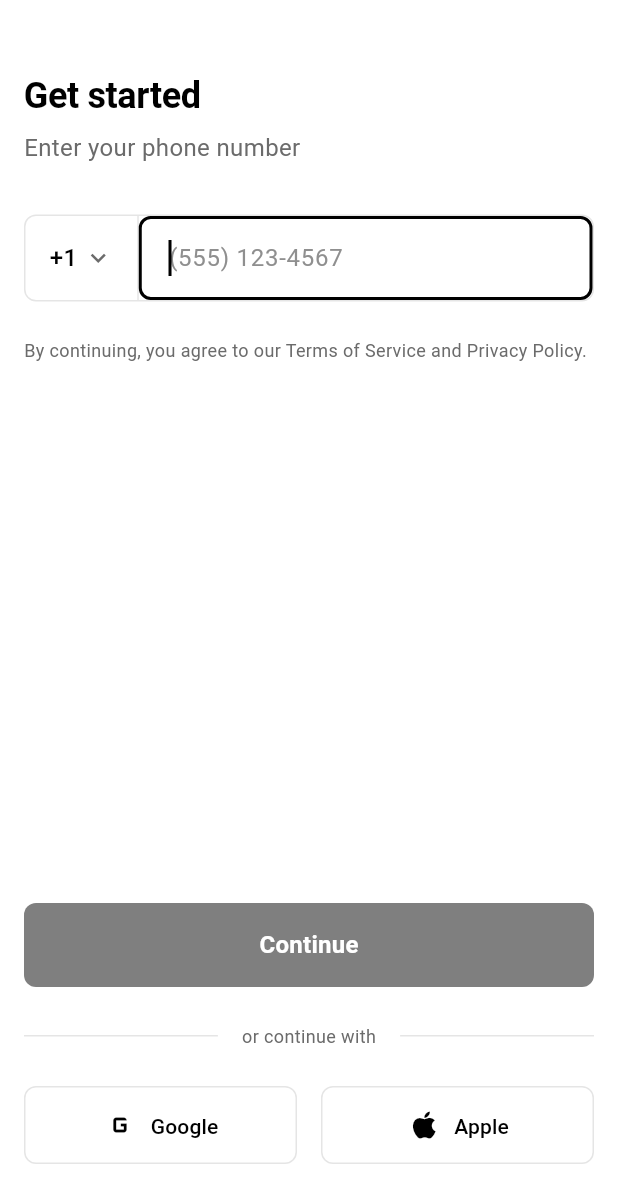
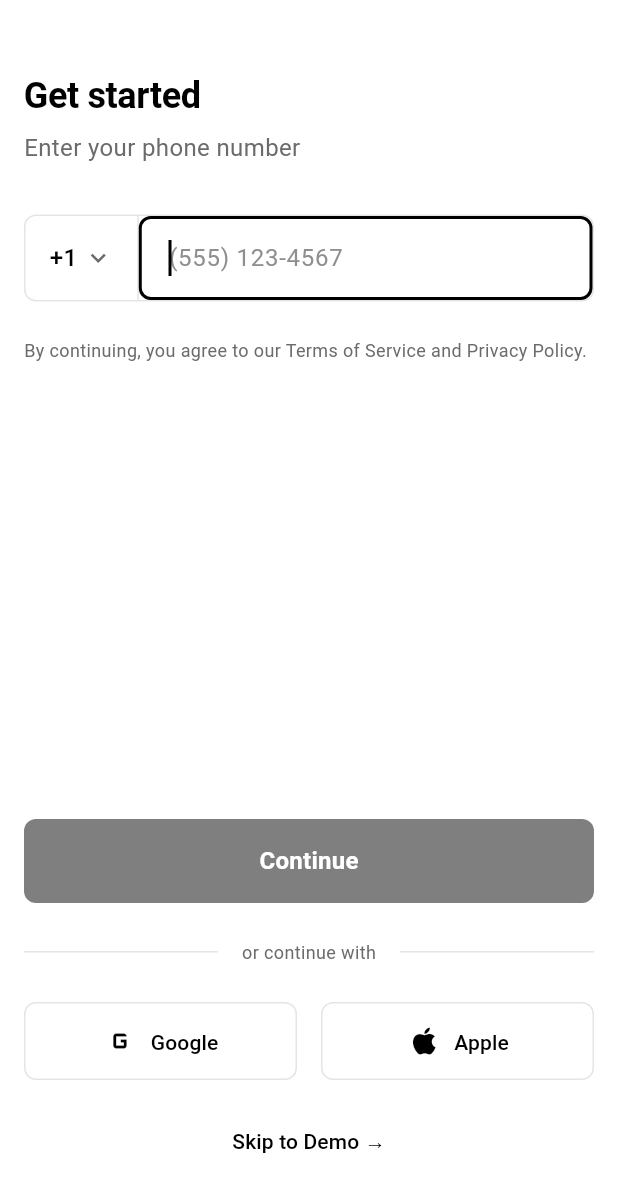
Before and after one commit to rakesh-purohit9/kz-test, a Flutter app: the screen it shows after launch, on a phone screen of 412 x 824 dp. Shown: the top 1203 px of the screen. Run offline on Flutter 3.47's test engine with Material 3 defaults, Android fonts, the phone set to English and light mode, and no system bars; our stand-ins replace equatable, flutter_riverpod, go_router.

Commit message:
fix: Web platform compatibility and improved navigation
- Simplified dependencies for web compatibility (removed google_maps, geolocator, etc.)
- Added "Skip to Demo" button on login screen for quick navigation
- Social login buttons now navigate to home for demo
- Any 4-digit OTP works for verification
- Fixed timer issues in ride provider
- Faster demo timers for ETA and trip completion

```diff
--- a/ride_hailing_app/lib/presentation/screens/auth/login_screen.dart
+++ b/ride_hailing_app/lib/presentation/screens/auth/login_screen.dart
@@ -151,7 +151,7 @@ class _LoginScreenState extends ConsumerState<LoginScreen> {
                     child: _SocialButton(
                       icon: Icons.g_mobiledata,
                       label: 'Google',
-                      onTap: () {},
+                      onTap: () => context.go('/home'),
                     ),
                   ),
                   const SizedBox(width: AppSpacing.md),
@@ -159,12 +159,25 @@ class _LoginScreenState extends ConsumerState<LoginScreen> {
                     child: _SocialButton(
                       icon: Icons.apple,
                       label: 'Apple',
-                      onTap: () {},
+                      onTap: () => context.go('/home'),
                     ),
                   ),
                 ],
               ),
-              const SizedBox(height: AppSpacing.xl),
+              const SizedBox(height: AppSpacing.md),
+              // Demo Skip Button
+              Center(
+                child: TextButton(
+                  onPressed: () => context.go('/home'),
+                  child: Text(
+                    'Skip to Demo →',
+                    style: AppTypography.labelLarge.copyWith(
+                      color: AppColors.primary,
+                    ),
+                  ),
+                ),
+              ),
+              const SizedBox(height: AppSpacing.lg),
             ],
           ),
         ),
```
Also changed, not shown: ride_hailing_app/lib/data/providers/ride_provider.dart (+4 -14 lines), ride_hailing_app/lib/presentation/screens/auth/otp_screen.dart (+2 -14 lines), ride_hailing_app/lib/presentation/screens/splash/splash_screen.dart (+4 -12 lines), ride_hailing_app/pubspec.yaml (+0 -48 lines).
